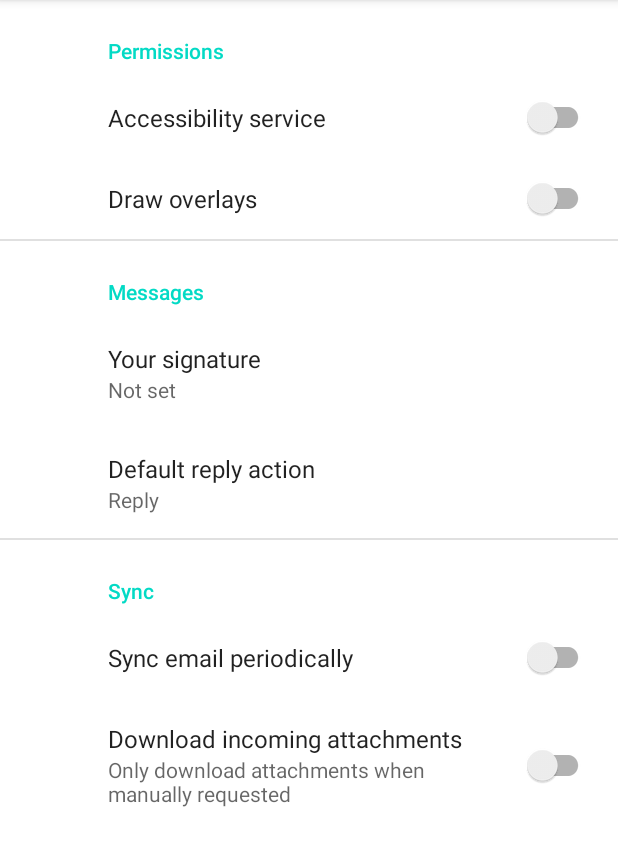
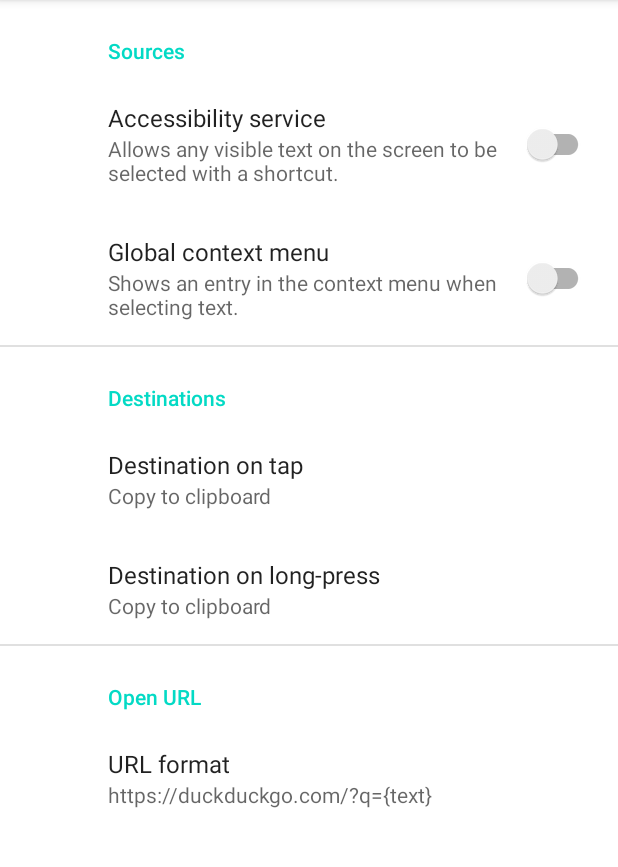
Before and after one commit to elizagamedev/android-textbender, an Android app: the screen it shows after launch (SettingsActivity), on a phone screen of 412 x 824 dp, the part 84-951 px from its top. Run offline under Robolectric (Android 15) with nearby library versions, the phone set to English and light mode, and no system bars; our stand-ins replace androidx.preference; 1 statement that could not run was skipped.

Commit message:
Flesh out preferences

```diff
--- a/app/src/main/AndroidManifest.xml
+++ b/app/src/main/AndroidManifest.xml
@@ -1,8 +1,6 @@
 <?xml version="1.0" encoding="utf-8"?>
 <manifest xmlns:android="http://schemas.android.com/apk/res/android"
           xmlns:tools="http://schemas.android.com/tools">
-
-    <uses-permission android:name="android.permission.SYSTEM_ALERT_WINDOW" />
 
   <application
       android:allowBackup="true"
@@ -28,6 +26,15 @@
           android:value="" />
     </activity>
 
+    <!-- <activity -->
+    <!--     android:name=".GlobalContextMenuActivity"> -->
+    <!--   <intent-filter> -->
+    <!--     <action android:name="android.intent.action.PROCESS_TEXT"/> -->
+    <!--     <category android:name="android.intent.category.DEFAULT"/> -->
+    <!--     <data android:mimeType="text/plain"/> -->
+    <!--   </intent-filter> -->
+    <!-- </activity> -->
+
     <service
         android:name=".TextbenderService"
         android:exported="true"
--- a/app/src/main/java/sh/eliza/textbender/SettingsActivity.kt
+++ b/app/src/main/java/sh/eliza/textbender/SettingsActivity.kt
@@ -5,6 +5,7 @@ import android.os.Bundle
 import android.provider.Settings
 import android.util.Log
 import androidx.appcompat.app.AppCompatActivity
+import androidx.preference.EditTextPreference
 import androidx.preference.Preference.OnPreferenceChangeListener
 import androidx.preference.Preference.OnPreferenceClickListener
 import androidx.preference.PreferenceFragmentCompat
@@ -24,7 +25,6 @@ class SettingsActivity : AppCompatActivity() {
 
   class SettingsFragment : PreferenceFragmentCompat() {
     private lateinit var accessibilityPreference: SwitchPreferenceCompat
-    private lateinit var drawOverlaysPreference: SwitchPreferenceCompat
 
     override fun onCreatePreferences(savedInstanceState: Bundle?, rootKey: String?) {
       setPreferencesFromResource(R.xml.root_preferences, rootKey)
@@ -45,21 +45,9 @@ class SettingsActivity : AppCompatActivity() {
           onPreferenceChangeListener = OnPreferenceChangeListener { _, _ -> false }
         }
 
-      drawOverlaysPreference =
-        findPreference<SwitchPreferenceCompat>("draw_overlays")!!.apply {
-          setPersistent(false)
-
-          onPreferenceClickListener = OnPreferenceClickListener {
-            val intent =
-              Intent(Settings.ACTION_MANAGE_OVERLAY_PERMISSION).apply {
-                flags = Intent.FLAG_ACTIVITY_NEW_TASK
-              }
-            startActivity(intent)
-            true
-          }
-
-          onPreferenceChangeListener = OnPreferenceChangeListener { _, _ -> false }
-        }
+      findPreference<EditTextPreference>("url_format")!!.setOnBindEditTextListener {
+        it.hint = getString(R.string.url_format_default)
+      }
     }
 
     override fun onResume() {
@@ -77,20 +65,9 @@ class SettingsActivity : AppCompatActivity() {
           services != null &&
             services
               .split(':')
-              .contains(
-                "${context.packageName}/${TextbenderService::class.qualifiedName}"
-              )
+              .contains("${context.packageName}/${TextbenderService::class.qualifiedName}")
         } catch (e: Settings.SettingNotFoundException) {
           Log.e(TAG, "Failed to determine if accessibility service enabled", e)
-          false
-        }
-      )
-
-      drawOverlaysPreference.setChecked(
-        try {
-          Settings.canDrawOverlays(context)
-        } catch (e: Settings.SettingNotFoundException) {
-          Log.e(TAG, "Failed to determine if draw overlays permission enabled", e)
           false
         }
       )
--- a/app/src/main/res/values/arrays.xml
+++ b/app/src/main/res/values/arrays.xml
@@ -1,12 +1,12 @@
 <resources>
-  <!-- Reply Preference -->
-  <string-array name="reply_entries">
-    <item>Reply</item>
-    <item>Reply to all</item>
+  <!-- Destination Method Preference -->
+  <string-array name="destination_entries">
+    <item>Copy to clipboard</item>
+    <item>Open URL</item>
   </string-array>
 
-  <string-array name="reply_values">
-    <item>reply</item>
-    <item>reply_all</item>
+  <string-array name="destination_values">
+    <item>clipboard</item>
+    <item>url</item>
   </string-array>
 </resources>
--- a/app/src/main/res/values/strings.xml
+++ b/app/src/main/res/values/strings.xml
@@ -12,22 +12,21 @@
   <string name="title_activity_settings">Textbender Settings</string>
 
   <!-- Preference Titles -->
-  <string name="permissions_header">Permissions</string>
-  <string name="messages_header">Messages</string>
-  <string name="sync_header">Sync</string>
+  <string name="sources_header">Sources</string>
+  <string name="destinations_header">Destinations</string>
+  <string name="url_header">Open URL</string>
 
-  <!-- Permission Preferences -->
+  <!-- Text Sources -->
   <string name="accessibility_title">Accessibility service</string>
-  <string name="draw_overlays_title">Draw overlays</string>
+  <string name="accessibility_summary">Allows any visible text on the screen to be selected with a shortcut.</string>
+  <string name="global_context_menu_title">Global context menu</string>
+  <string name="global_context_menu_summary">Shows an entry in the context menu when selecting text.</string>
 
-  <!-- Messages Preferences -->
-  <string name="signature_title">Your signature</string>
-  <string name="reply_title">Default reply action</string>
+  <!-- Destination -->
+  <string name="tap_destination_title">Destination on tap</string>
+  <string name="long_press_destination_title">Destination on long-press</string>
 
-  <!-- Sync Preferences -->
-  <string name="sync_title">Sync email periodically</string>
-  <string name="attachment_title">Download incoming attachments</string>
-  <string name="attachment_summary_on">Automatically download attachments for incoming emails
-  </string>
-  <string name="attachment_summary_off">Only download attachments when manually requested</string>
+  <!-- URL -->
+  <string name="url_format_title">URL format</string>
+  <string name="url_format_default" translatable="false">https://duckduckgo.com/?q={text}</string>
 </resources>
--- a/app/src/main/res/xml/root_preferences.xml
+++ b/app/src/main/res/xml/root_preferences.xml
@@ -1,46 +1,46 @@
 <PreferenceScreen xmlns:app="http://schemas.android.com/apk/res-auto">
 
-  <PreferenceCategory app:title="@string/permissions_header">
+  <PreferenceCategory app:title="@string/sources_header">
 
     <SwitchPreferenceCompat
         app:key="accessibility"
-        app:title="@string/accessibility_title" />
+        app:title="@string/accessibility_title"
+        app:summary="@string/accessibility_summary" />
 
     <SwitchPreferenceCompat
-        app:key="draw_overlays"
-        app:title="@string/draw_overlays_title" />
+        app:key="global_context_menu"
+        app:title="@string/global_context_menu_title"
+        app:summary="@string/global_context_menu_summary" />
 
   </PreferenceCategory>
 
-  <PreferenceCategory app:title="@string/messages_header">
+  <PreferenceCategory app:title="@string/destinations_header">
 
-    <EditTextPreference
-        app:key="signature"
-        app:title="@string/signature_title"
+    <ListPreference
+        app:key="tap_destination_method"
+        app:defaultValue="clipboard"
+        app:entries="@array/destination_entries"
+        app:entryValues="@array/destination_values"
+        app:title="@string/tap_destination_title"
         app:useSimpleSummaryProvider="true" />
 
     <ListPreference
-        app:defaultValue="reply"
-        app:entries="@array/reply_entries"
-        app:entryValues="@array/reply_values"
-        app:key="reply"
-        app:title="@string/reply_title"
+        app:key="long_press_destination_method"
+        app:defaultValue="clipboard"
+        app:entries="@array/destination_entries"
+        app:entryValues="@array/destination_values"
+        app:title="@string/long_press_destination_title"
         app:useSimpleSummaryProvider="true" />
 
   </PreferenceCategory>
 
-  <PreferenceCategory app:title="@string/sync_header">
+  <PreferenceCategory app:title="@string/url_header">
 
-    <SwitchPreferenceCompat
-        app:key="sync"
-        app:title="@string/sync_title" />
-
-    <SwitchPreferenceCompat
-        app:dependency="sync"
-        app:key="attachment"
-        app:summaryOff="@string/attachment_summary_off"
-        app:summaryOn="@string/attachment_summary_on"
-        app:title="@string/attachment_title" />
+    <EditTextPreference
+        app:key="url_format"
+        app:title="@string/url_format_title"
+        app:defaultValue="@string/url_format_default"
+        app:useSimpleSummaryProvider="true" />
 
   </PreferenceCategory>
 
```
Lines whose indentation alone changed are shown as unchanged.
